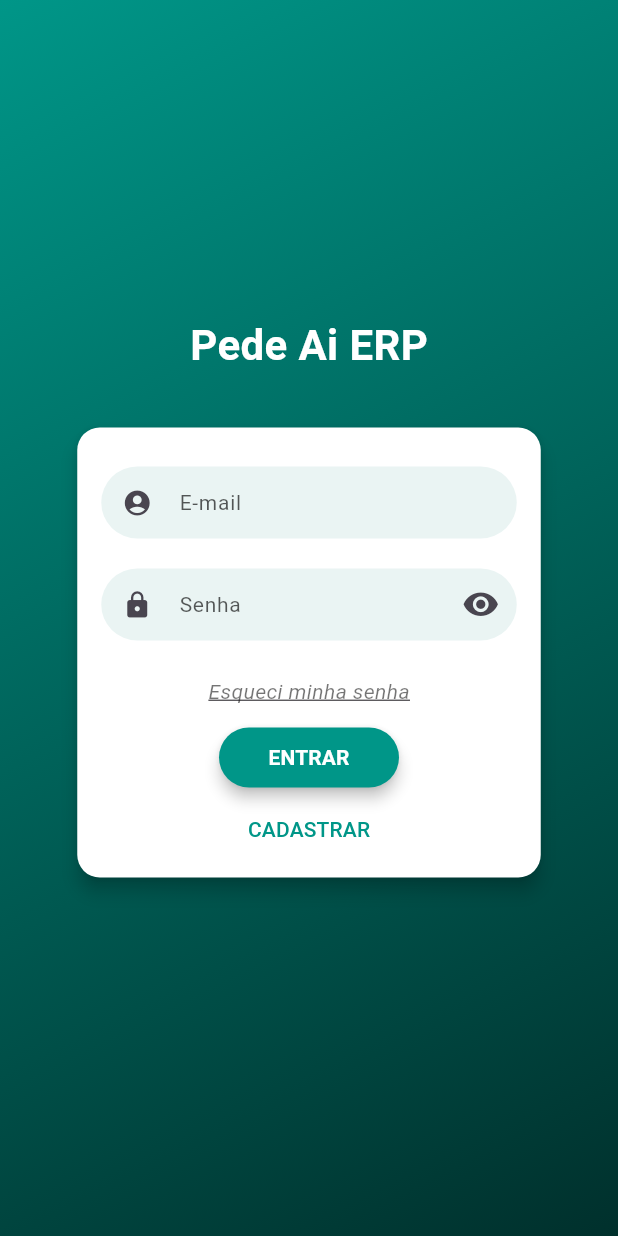
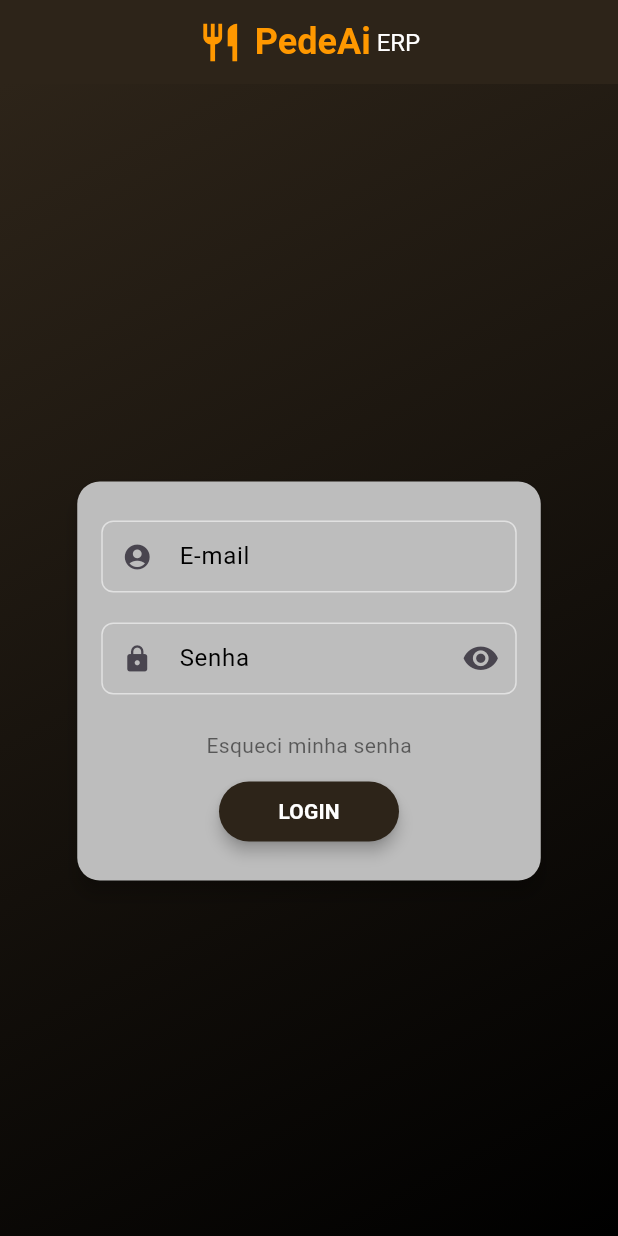
Before and after one commit to andersonf007/PedeAi-ERP, a Flutter app: the screen it shows after launch, on a phone screen of 412 x 824 dp. Run offline on Flutter 3.47's test engine with Material 3 defaults, Android fonts, the phone set to English and light mode, and no system bars; drawn by our look-alikes of flutter_login; our stand-ins replace image_picker, shared_preferences, supabase_flutter; accounts and stored records are empty.

Commit message:
alterado o layout para ficar mais parecido com o da aplicacao

```diff
--- a/lib/view/login/login.dart
+++ b/lib/view/login/login.dart
@@ -29,6 +29,7 @@ void initState() {
       prefs = instance;
     });
   }
+
   Future<String?> _onRecoverPassword(String name) async {
     return null;
   }
@@ -39,9 +40,7 @@ void initState() {
     if (resultado == null) {
       String uid = prefs.getString('uid') ?? '';
       List<int> listIds = await empresaController.buscarIdDasEmpresasDoUsuario(uid);
-
       listFantasias = await empresaController.buscarNomeFantasiaDasEmpresasDoUsuario(listIds);
-      // Se só tem uma empresa, já busca os dados e vai para home
       if (listFantasias.length == 1) {
         final empresa = listFantasias.first;
         await empresaController.buscarDadosDaEmpresa(empresa['id']);
@@ -51,87 +50,69 @@ void initState() {
     return resultado;
   }
 
-  Future<String?> _signupUser(SignupData data) async {
-    // Retorne null se o cadastro for bem-sucedido, ou uma string de erro
-    return null;
-  }
-
   @override
   Widget build(BuildContext context) {
     return Scaffold(
+      appBar: AppBar(
+        backgroundColor: Color(0xFF2D2419),
+        centerTitle: true,
+        title: Row(
+          mainAxisAlignment: MainAxisAlignment.center,
+          children: [
+            Icon(Icons.restaurant, color: Colors.orange, size: 30),
+            SizedBox(width: 8),
+            Text(
+              'PedeAi',
+              style: TextStyle(color: Colors.orange, fontSize: 24, fontWeight: FontWeight.bold),
+            ),
+            SizedBox(width: 4),
+            Text('ERP', style: TextStyle(color: Colors.white, fontSize: 16)),
+          ],
+        ),
+        elevation: 0,
+      ),
+      backgroundColor: Color(0xFF2D2419),
       body: FlutterLogin(
-        title: 'Pede Ai ERP',
         onLogin: _loginUser,
         onRecoverPassword: _onRecoverPassword,
-        onSignup: _signupUser,
+        onSignup: null,
         onSubmitAnimationCompleted: () async {
-          // Se houver mais de uma empresa, navega para SelecionarEmpresaPage
           if (listFantasias.length > 1) {
             Navigator.of(context).pushReplacement(MaterialPageRoute(builder: (_) => SelecionarEmpresaPage(empresas: listFantasias)));
           } else {
             Navigator.of(context).pushNamedAndRemoveUntil('/home', (p0) => false);
           }
         },
-        messages: LoginMessages(
-          userHint: 'E-mail',
-          passwordHint: 'Senha',
-          confirmPasswordHint: 'Confirmar Senha',
-          loginButton: 'ENTRAR',
-          signupButton: 'CADASTRAR',
-          forgotPasswordButton: 'Esqueci minha senha',
-          recoverPasswordButton: 'RECUPERAR',
-          goBackButton: 'VOLTAR',
-          confirmPasswordError: 'As senhas não coincidem',
-          recoverPasswordDescription: 'Enviaremos um e-mail para recuperar sua senha',
-          recoverPasswordSuccess: 'E-mail de recuperação enviado',
-        ),
+        messages: LoginMessages(userHint: 'E-mail', passwordHint: 'Senha', forgotPasswordButton: 'Esqueci minha senha', recoverPasswordButton: 'RECUPERAR', goBackButton: 'VOLTAR', recoverPasswordDescription: 'Enviaremos um e-mail para recuperar sua senha', recoverPasswordSuccess: 'E-mail de recuperação enviado'),
         theme: LoginTheme(
-          primaryColor: Colors.teal,
-          accentColor: Colors.yellow,
+          primaryColor: Color(0xFF2D2419),
+          accentColor: Colors.orange,
           errorColor: Colors.red,
           titleStyle: TextStyle(color: Colors.white, fontWeight: FontWeight.bold, fontSize: 28),
-          bodyStyle: TextStyle(fontStyle: FontStyle.italic, decoration: TextDecoration.underline),
-          textFieldStyle: TextStyle(color: Colors.black, fontSize: 16),
+          textFieldStyle: TextStyle(color: Colors.white, fontSize: 16), // Texto digitado branco
           buttonStyle: TextStyle(fontWeight: FontWeight.bold, color: Colors.white),
           cardTheme: CardTheme(
-            color: Colors.white,
+            color: Colors.grey[400],
             elevation: 5,
-            margin: EdgeInsets.all(20),
+            margin: EdgeInsets.zero,
             shape: RoundedRectangleBorder(borderRadius: BorderRadius.circular(15)),
           ),
+          inputTheme: InputDecorationTheme(
+            labelStyle: TextStyle(color: const Color.fromARGB(255, 0, 0, 0)), // Label branco
+            hintStyle: TextStyle(color: const Color.fromARGB(179, 0, 255, 191)), // Hint branco
+            helperStyle: TextStyle(color: const Color.fromARGB(255, 0, 0, 0)), // Mensagens de ajuda branco
+            prefixIconColor: Colors.white, // Ícone branco
+            suffixIconColor: Colors.white, // Ícone branco
+            enabledBorder: OutlineInputBorder(
+              borderSide: BorderSide(color: Colors.white54),
+              borderRadius: BorderRadius.circular(8),
             ),
-        /*additionalSignupFields: [
-          UserFormField(
-            keyName: 'name',
-            displayName: 'Nome Completo',
-            fieldValidator: (value) {
-              if (value == null || value.isEmpty) {
-                return 'Por favor, digite seu nome completo';
-              }
-              if (value.length < 2) {
-                return 'Nome deve ter pelo menos 2 caracteres';
-              }
-              return null;
-            },
-            icon: Icon(Icons.person),
+            focusedBorder: OutlineInputBorder(
+              borderSide: BorderSide(color: Colors.orange),
+              borderRadius: BorderRadius.circular(8),
             ),
-          // Você pode adicionar mais campos se necessário
-          UserFormField(
-            keyName: 'phone',
-            displayName: 'Telefone',
-            fieldValidator: (value) {
-              if (value == null || value.isEmpty) {
-                return 'Por favor, digite seu telefone';
-              }
-              // Validação simples de telefone
-              if (!RegExp(r'^\(\d{2}\)\s\d{4,5}-\d{4}$').hasMatch(value)) {
-                return 'Formato: (11) 99999-9999';
-              }
-              return null;
-            },
-            icon: Icon(Icons.phone),
           ),
-        ],*/
+        ),
       ),
     );
   }
```
Also changed, not shown: lib/view/login/selecionarEmpresa.dart (+52 -13 lines). Lines whose indentation alone changed are shown as unchanged.
